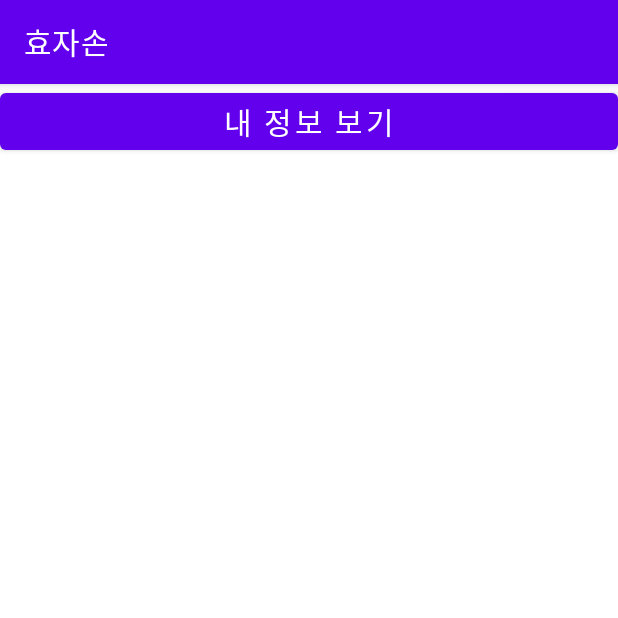
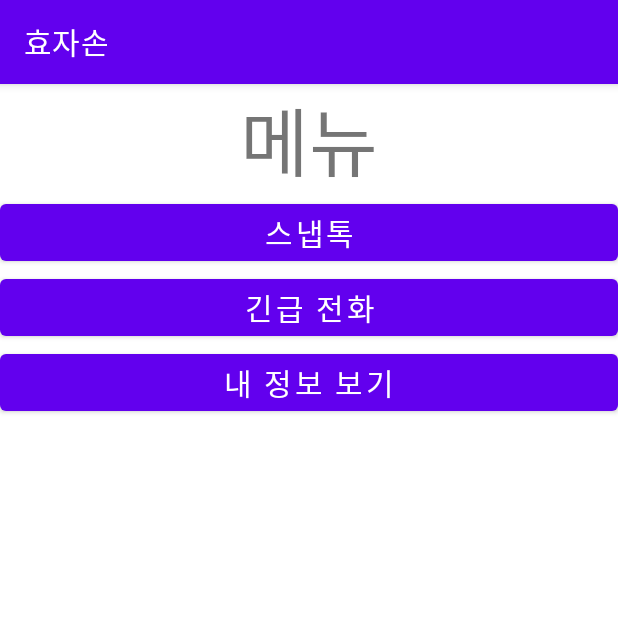
Before and after one commit to Capstone-Muyaho/Capstone-Chat, an Android app: the ParentMainActivity screen opened directly, with no data from a screen before it, on a phone screen of 412 x 824 dp, the top half of it. Run offline under Robolectric (Android 15) with nearby library versions, the phone set to English and light mode, and no system bars; 2 statements that could not run were skipped.

Commit message:
회원 탈퇴 시 데이터베이스에 남아있는 정보 삭제
FCM push 기능 추가

```diff
--- a/app/build.gradle
+++ b/app/build.gradle
@@ -50,6 +50,7 @@ dependencies {
     implementation platform('com.google.firebase:firebase-bom:26.7.0') // Firebase Android BoM
     implementation 'com.google.firebase:firebase-analytics-ktx'
     implementation 'com.google.firebase:firebase-database-ktx' // Realtime Dataase library
+    implementation 'com.google.firebase:firebase-messaging:21.0.1' // Firebase Cloud Messaging module
 }
 
 apply plugin: 'com.android.application'
--- a/app/src/main/java/com/example/capstone_frontend/ParentMainActivity.kt
+++ b/app/src/main/java/com/example/capstone_frontend/ParentMainActivity.kt
@@ -3,6 +3,7 @@ package com.example.capstone_frontend
 import android.content.Intent
 import androidx.appcompat.app.AppCompatActivity
 import android.os.Bundle
+import android.util.Log
 import kotlinx.android.synthetic.main.activity_parent_main.*
 
 class ParentMainActivity : AppCompatActivity() {
@@ -19,5 +20,13 @@ class ParentMainActivity : AppCompatActivity() {
             intent.putExtra("nickName", nickName)
             startActivity(intent)
         }
+
+        /*Push messages*/
+        val test: MyFirebaseInstanceIDService = MyFirebaseInstanceIDService()
+        test.onTokenRefresh()
+        Log.d(
+            "FCM Message TEST",
+            "REFRESHED TOKEN IS RIGHT ABOVE !!!"
+        )
     }
 }
--- a/app/src/main/java/com/example/capstone_frontend/User.kt
+++ b/app/src/main/java/com/example/capstone_frontend/User.kt
@@ -3,7 +3,7 @@ package com.example.capstone_frontend
 import com.google.firebase.database.IgnoreExtraProperties
 
 @IgnoreExtraProperties
-data class User(val userid: Long? = null,
+data class User(val userid: String? = null,
                 val nickname: String? = null,
                 val kakaoemail: String? = null,
                 val type: String? = null,
--- a/app/src/main/res/layout/activity_parent_main.xml
+++ b/app/src/main/res/layout/activity_parent_main.xml
@@ -5,6 +5,28 @@
     android:layout_height="match_parent"
     android:orientation="vertical"
     tools:context=".ParentMainActivity">
+
+    <TextView
+        android:id="@+id/menu"
+        android:layout_width="match_parent"
+        android:layout_height="wrap_content"
+        android:gravity="center_horizontal"
+        android:text="메뉴"
+        android:textSize="50sp" />
+
+    <Button
+        android:id="@+id/btnSnaptalk"
+        android:layout_width="match_parent"
+        android:layout_height="wrap_content"
+        android:text="스냅톡"
+        android:textSize="20sp" />
+
+    <Button
+        android:id="@+id/btnEmergencyCall"
+        android:layout_width="match_parent"
+        android:layout_height="wrap_content"
+        android:text="긴급 전화"
+        android:textSize="20sp" />
 
     <Button
         android:id="@+id/btnMyProfile"
```
Also changed, not shown: app/src/main/AndroidManifest.xml (+25 -1 lines), app/src/main/java/com/example/capstone_frontend/ChildMainActivity.kt (+9 -0 lines), app/src/main/java/com/example/capstone_frontend/ChooseTypeActivity.kt (+27 -22 lines), app/src/main/java/com/example/capstone_frontend/MyFirebaseInstanceIDService.kt (added, +36 -0 lines), app/src/main/java/com/example/capstone_frontend/MyFirebaseMessagingService.kt (added, +36 -0 lines), app/src/main/java/com/example/capstone_frontend/MyProfileActivity.kt (+9 -0 lines), app/src/main/java/com/example/capstone_frontend/SnaptalkActivity.kt (added, +11 -0 lines), app/src/main/res/layout/activity_child_main.xml (+15 -0 lines), app/src/main/res/layout/activity_snaptalk.xml (added, +9 -0 lines).
